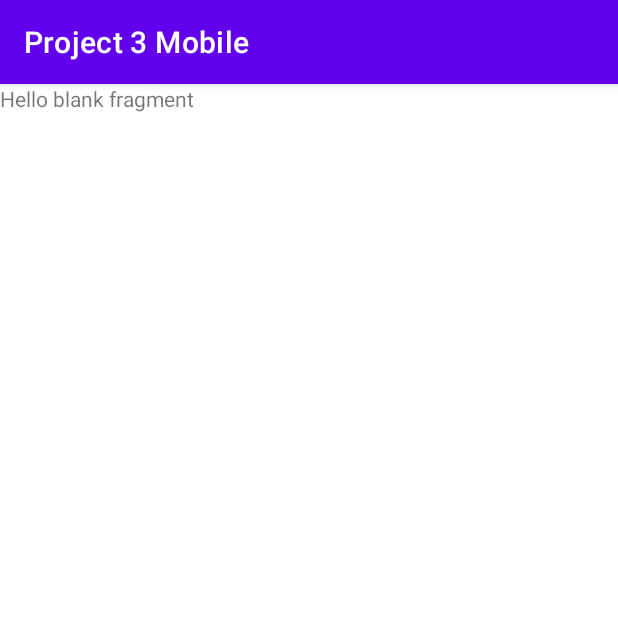
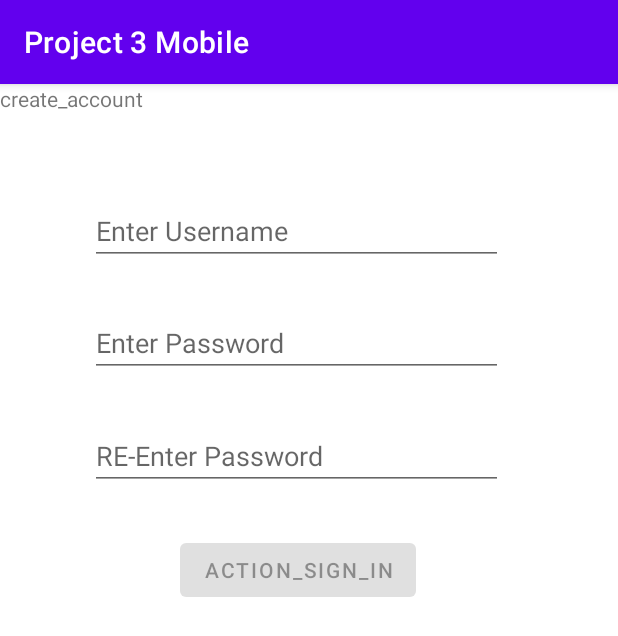
Before and after one commit to MarcosOS98/CST-483-Project-3-Mobile, an Android app: the RegisterFragment screen opened through its navigation route, on a phone screen of 412 x 824 dp. Shown: the top 636 px of the screen. Run offline under Robolectric (Android 15) with nearby library versions, the phone set to English and light mode, and no system bars; our stand-ins replace Room's generated code.

Commit message:
Worked on Some of the xml for the Register Fragment

```diff
--- a/app/src/main/res/layout/fragment_register.xml
+++ b/app/src/main/res/layout/fragment_register.xml
@@ -3,12 +3,78 @@
     xmlns:tools="http://schemas.android.com/tools"
     android:layout_width="match_parent"
     android:layout_height="match_parent"
+    xmlns:app="http://schemas.android.com/apk/res-auto"
     tools:context=".RegisterFragment">
 
     <!-- TODO: Update blank fragment layout -->
     <TextView
         android:layout_width="match_parent"
         android:layout_height="match_parent"
-        android:text="@string/hello_blank_fragment" />
+        android:text="@string/create_account" />
+    <EditText
+        android:id="@+id/username"
+        android:layout_width="275dp"
+        android:layout_height="wrap_content"
+        android:layout_marginStart="60dp"
+        android:layout_marginTop="75dp"
+        android:layout_marginEnd="50dp"
+        android:autofillHints="@string/prompt_email"
+        android:hint="@string/prompt_username"
+        android:inputType="textEmailAddress"
+        android:selectAllOnFocus="true"
+        app:layout_constraintEnd_toEndOf="parent"
+        app:layout_constraintStart_toStartOf="parent"
+        app:layout_constraintTop_toTopOf="parent" />
+
+    <EditText
+        android:id="@+id/password"
+        android:layout_width="275dp"
+        android:layout_height="wrap_content"
+        android:layout_marginStart="60dp"
+        android:layout_marginTop="150dp"
+        android:layout_marginEnd="24dp"
+        android:autofillHints="@string/prompt_password"
+        android:hint="@string/prompt_password"
+        android:imeActionLabel="@string/action_sign_in"
+        android:imeOptions="actionDone"
+        android:inputType="textPassword"
+        android:selectAllOnFocus="true"
+        app:layout_constraintEnd_toEndOf="parent"
+        app:layout_constraintStart_toStartOf="parent"
+        app:layout_constraintTop_toBottomOf="@+id/username" />
+
+    <EditText
+        android:id="@+id/re_enter_password"
+        android:layout_width="275dp"
+        android:layout_height="wrap_content"
+        android:layout_marginStart="60dp"
+        android:layout_marginTop="225dp"
+        android:layout_marginEnd="24dp"
+        android:autofillHints="@string/prompt_re_enter"
+        android:hint="@string/prompt_re_enter"
+        android:imeActionLabel="@string/action_sign_in"
+        android:imeOptions="actionDone"
+        android:inputType="textPassword"
+        android:selectAllOnFocus="true"
+        app:layout_constraintEnd_toEndOf="parent"
+        app:layout_constraintStart_toStartOf="parent"
+        app:layout_constraintTop_toBottomOf="@+id/username" />
+
+    <Button
+        android:id="@+id/login"
+        android:layout_width="wrap_content"
+        android:layout_height="wrap_content"
+        android:layout_gravity="start"
+        android:layout_marginStart="120dp"
+        android:layout_marginTop="300dp"
+        android:layout_marginEnd="48dp"
+        android:layout_marginBottom="64dp"
+        android:enabled="false"
+        android:text="@string/action_sign_in"
+        app:layout_constraintBottom_toBottomOf="parent"
+        app:layout_constraintEnd_toEndOf="parent"
+        app:layout_constraintStart_toStartOf="parent"
+        app:layout_constraintTop_toBottomOf="@+id/password"
+        app:layout_constraintVertical_bias="0.2" />
 
 </FrameLayout>
--- a/app/src/main/res/values/strings.xml
+++ b/app/src/main/res/values/strings.xml
@@ -3,7 +3,9 @@
     <!-- TODO: Remove or change this placeholder text -->
     <string name="hello_blank_fragment">Hello blank fragment</string>
     <string name="prompt_email">prompt_email</string>
-    <string name="prompt_password">prompt_password</string>
+    <string name="prompt_password">Enter Password</string>
+    <string name="prompt_re_enter">RE-Enter Password</string>
     <string name="action_sign_in">action_sign_in</string>
-    <string name="prompt_username">prompt_username</string>
+    <string name="prompt_username">Enter Username</string>
+    <string name="create_account">create_account</string>
 </resources>
```
